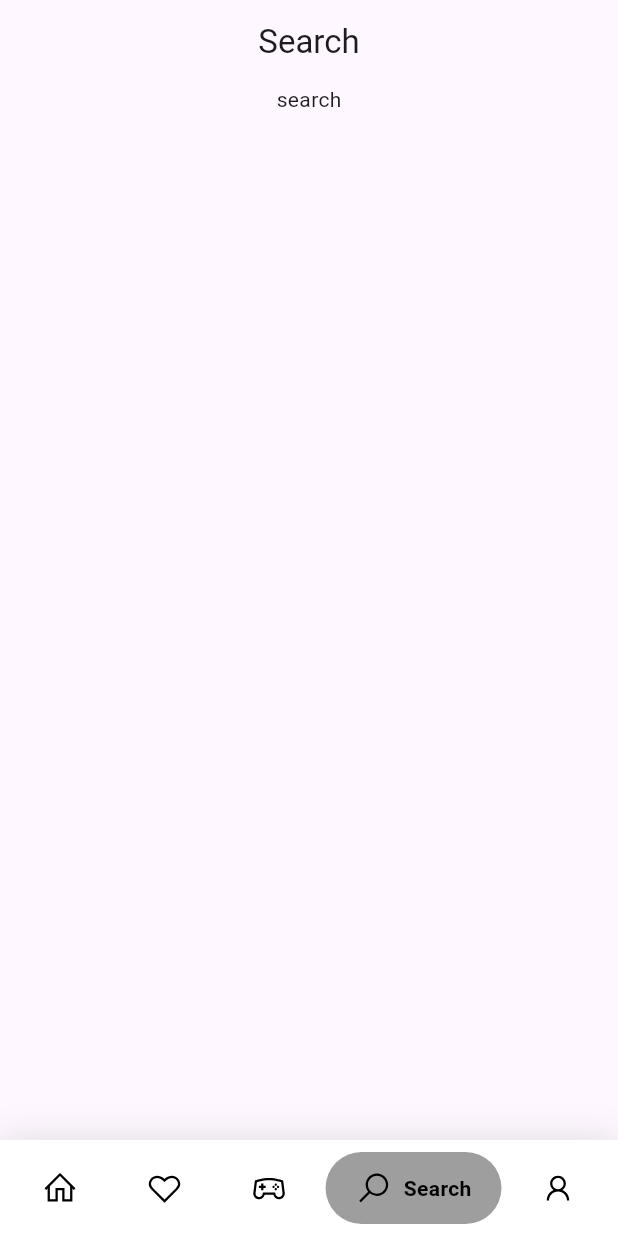
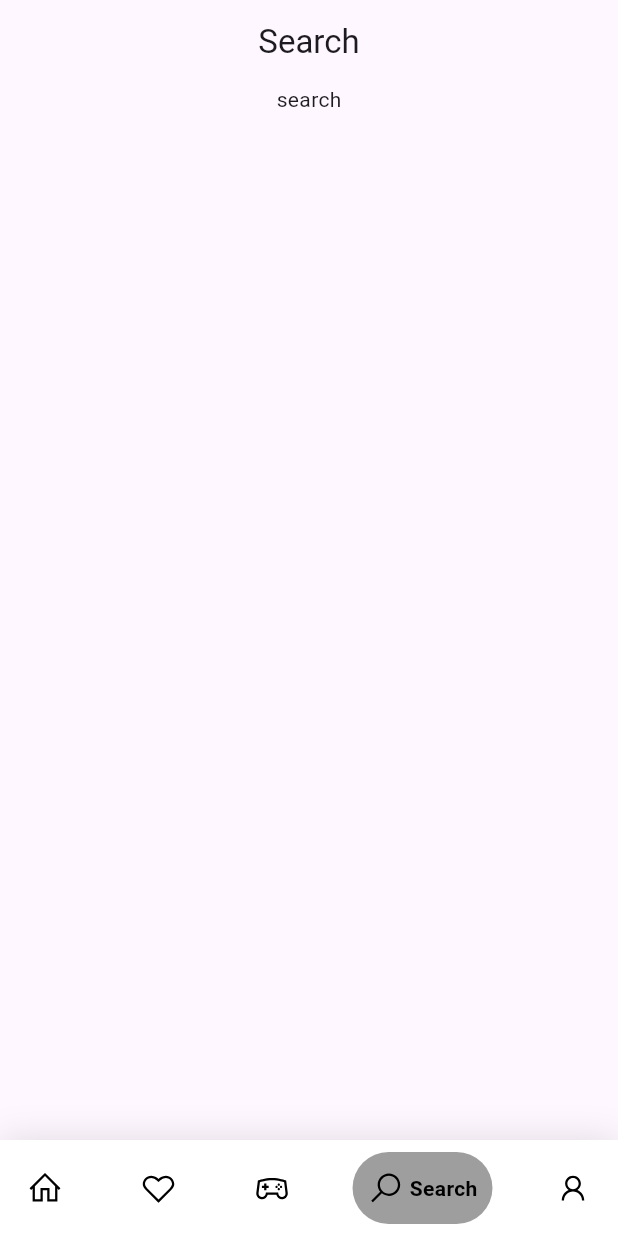
Before and after one commit to tomoya-creater/schoolsns, a Flutter app: the screen it shows after launch, item 4 of the bottom bar chosen, on a phone screen of 412 x 824 dp. Run offline on Flutter 3.47's test engine with Material 3 defaults, Android fonts, the phone set to English and light mode, and no system bars; drawn by our look-alikes of google_nav_bar; our stand-ins replace line_icons.

Commit message:
Initial commit

```diff
--- a/lib/main.dart
+++ b/lib/main.dart
@@ -58,10 +58,10 @@ class _MyAppState extends State<MyApp> {
             child: GNav(
               rippleColor: Colors.grey,
               hoverColor: Colors.grey,
-              gap: 8,
+              gap: 4,
               activeColor: Colors.black,
               iconSize: 24,
-              padding: EdgeInsets.symmetric(horizontal: 20, vertical: 12),
+              padding: EdgeInsets.symmetric(horizontal: 10, vertical: 12),
               duration: Duration(milliseconds: 400),
               tabBackgroundColor: Colors.grey,
               color: Colors.black,
```
